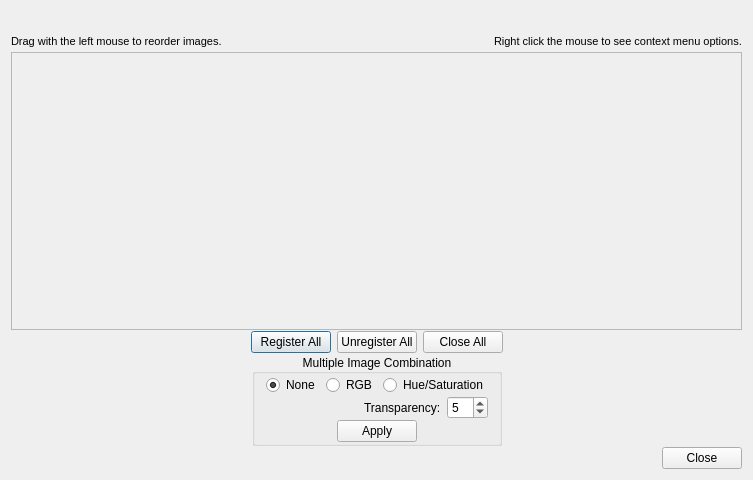
Above: code/display/QtViewer/ImageManager/ImageManagerDialog.ui from radio-astro/casa before the change. Below: the same form after it.
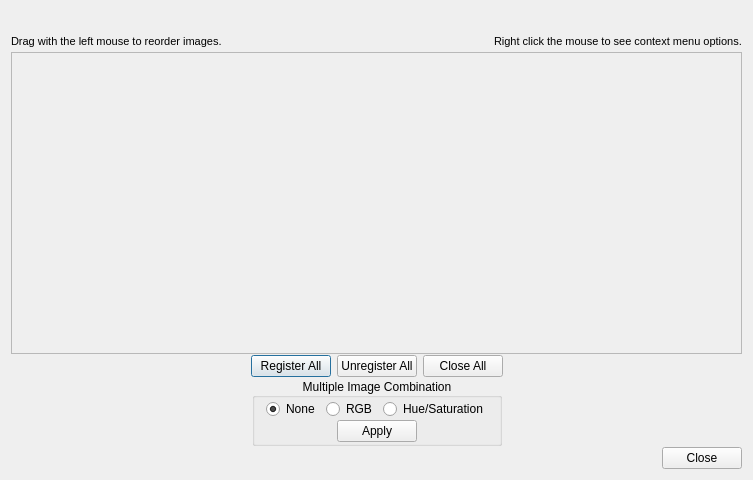
That is the form after the change.

Diff of the .ui file:
```diff
--- a/code/display/QtViewer/ImageManager/ImageManagerDialog.ui
+++ b/code/display/QtViewer/ImageManager/ImageManagerDialog.ui
@@ -94,7 +94,7 @@
         <x>0</x>
         <y>0</y>
         <width>731</width>
-        <height>247</height>
+        <height>273</height>
        </rect>
       </property>
      </widget>
@@ -230,40 +230,6 @@
           </item>
          </layout>
         </item>
-        <item>
-         <layout class="QHBoxLayout" name="horizontalLayout_3">
-          <item>
-           <spacer name="horizontalSpacer">
-            <property name="orientation">
-             <enum>Qt::Horizontal</enum>
-            </property>
-            <property name="sizeHint" stdset="0">
-             <size>
-              <width>40</width>
-              <height>20</height>
-             </size>
-            </property>
-           </spacer>
-          </item>
-          <item>
-           <widget class="QLabel" name="transparencyLabel">
-            <property name="text">
-             <string>Transparency:</string>
-            </property>
-           </widget>
-          </item>
-          <item>
-           <widget class="QSpinBox" name="transparencySpinBox">
-            <property name="maximum">
-             <number>10</number>
-            </property>
-            <property name="value">
-             <number>5</number>
-            </property>
-           </widget>
-          </item>
-         </layout>
-        </item>
         <item>
          <layout class="QHBoxLayout" name="horizontalLayout_8">
           <item>
```
